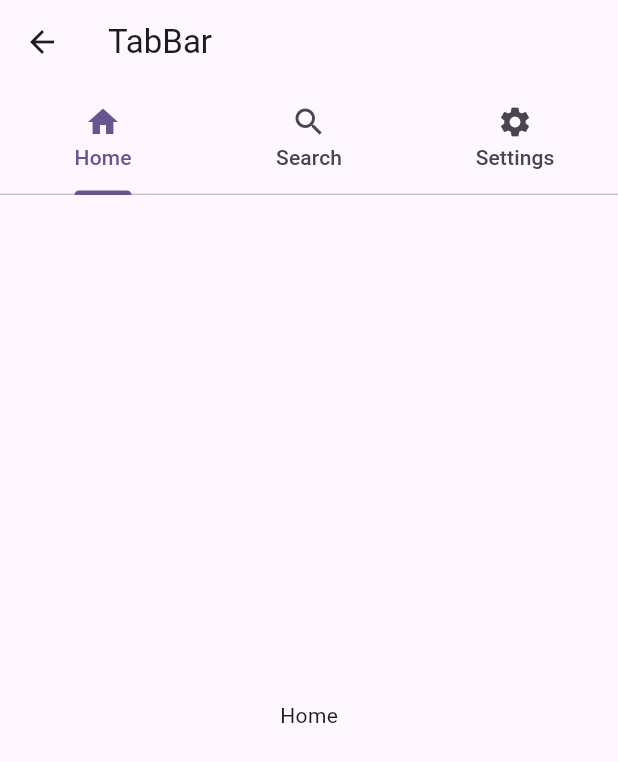
After one commit to harshkumarkhatri/Login-UI-Session-1-VNRVJIET, a Flutter app: the TabbarImplNew screen opened directly, on a phone screen of 412 x 824 dp. The commit adds this screen. Shown: the top 762 px of the screen. Run offline on Flutter 3.47's test engine with Material 3 defaults, Android fonts, the phone set to English and light mode, and no system bars.

Commit message:
Tabbar implementation

```diff
--- a/lib/main.dart
+++ b/lib/main.dart
@@ -1,4 +1,5 @@
 import 'package:flutter/material.dart';
+import 'package:login_app/tabbar_impl.dart';
 
 void main() {
   runApp(const MyApp());
@@ -48,9 +49,7 @@ class _LoginScreenState extends State<LoginScreen> {
           passwordController.text == password) {
         Navigator.push(
           context,
-          MaterialPageRoute(
-            builder: (_) => HomeScreen(password: password, username: username),
-          ),
+          MaterialPageRoute(builder: (_) => TabBarImpl()),
         );
       } else {
         showSnackbar(context, "Username or password incorrect.");
--- /dev/null
+++ b/lib/tabbar_impl_new.dart
@@ -0,0 +1,64 @@
+import 'package:flutter/material.dart';
+
+class TabbarImplNew extends StatefulWidget {
+  const TabbarImplNew({super.key});
+
+  @override
+  State<TabbarImplNew> createState() => _TabbarImplNewState();
+}
+
+class _TabbarImplNewState extends State<TabbarImplNew>
+    with SingleTickerProviderStateMixin {
+  late TabController tabController;
+
+  @override
+  void initState() {
+    tabController = TabController(length: 3, vsync: this);
+    super.initState();
+  }
+
+  @override
+  Widget build(BuildContext context) {
+    return Scaffold(
+      appBar: AppBar(
+        title: const Text("TabBar"),
+        bottom: TabBar(
+          controller: tabController,
+          tabs: const [
+            Tab(
+              icon: Icon(Icons.home),
+              text: "Home",
+            ),
+            Tab(
+              icon: Icon(Icons.search),
+              text: "Search",
+            ),
+            Tab(
+              icon: Icon(Icons.settings),
+              text: "Settings",
+            ),
+          ],
+        ),
+      ),
+      body: TabBarView(
+        controller: tabController,
+        children: const [
+          Center(
+            child: Text("Home"),
+          ),
+          Column(
+            children: [
+              Text(
+                "Hello there",
+              ),
+              Icon(Icons.abc, size: 20, color: Colors.blue)
+            ],
+          ),
+          Center(
+            child: Text("Settings"),
+          ),
+        ],
+      ),
+    );
+  }
+}
```
